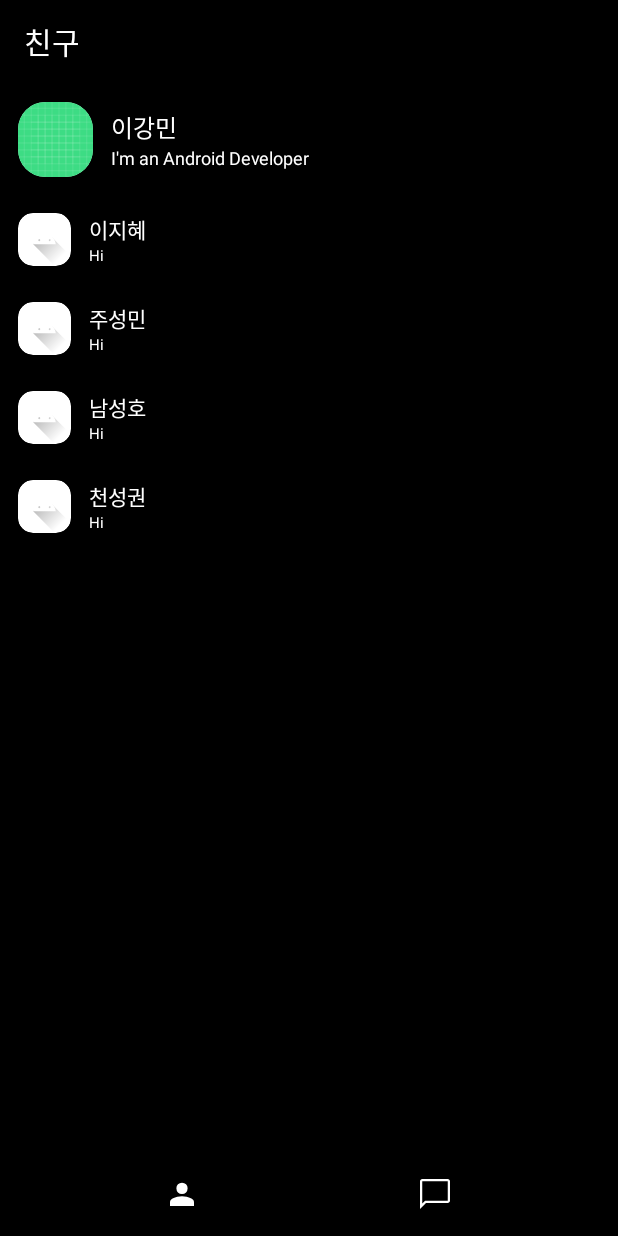
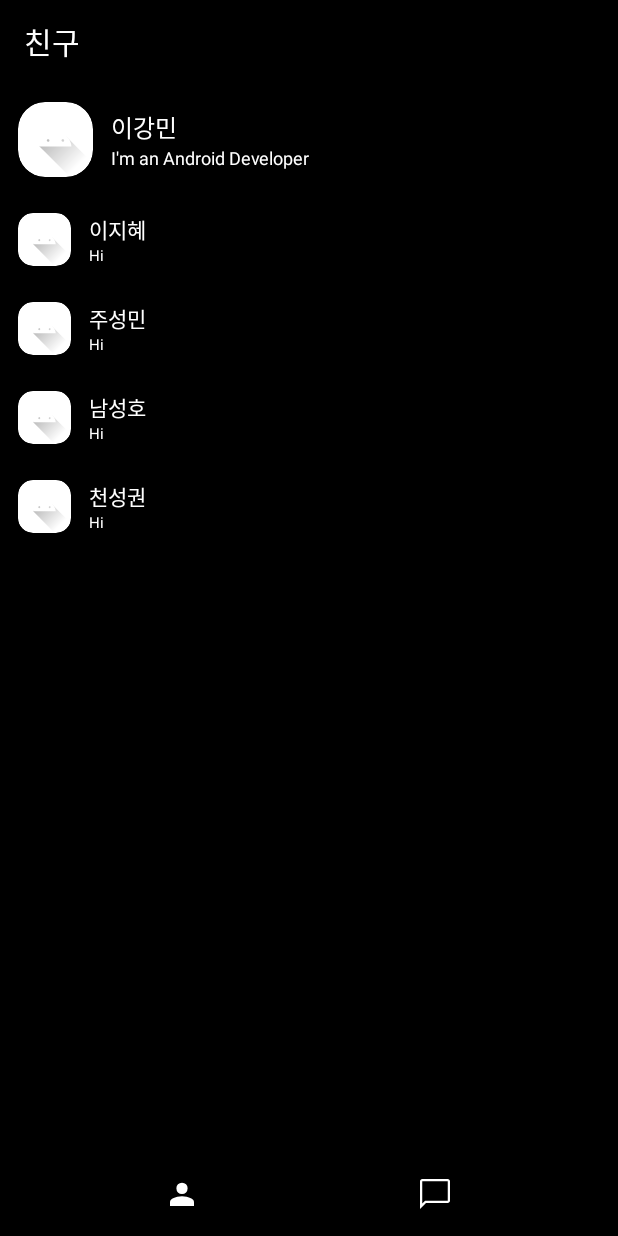
Before and after one commit to growbook91/SimpleChatApp, an Android app: the MainMenuFriendFragment screen opened directly, with no data from a screen before it, on a phone screen of 412 x 824 dp. Run offline under Robolectric (Android 15) with nearby library versions, the phone set to English and light mode, and no system bars.

```diff
--- a/app/src/main/AndroidManifest.xml
+++ b/app/src/main/AndroidManifest.xml
@@ -1,7 +1,7 @@
 <?xml version="1.0" encoding="utf-8"?>
 <manifest xmlns:android="http://schemas.android.com/apk/res/android"
     xmlns:tools="http://schemas.android.com/tools">
-
+    <uses-permission android:name="android.permission.READ_CONTACTS" />
     <application
         android:allowBackup="true"
         android:dataExtractionRules="@xml/data_extraction_rules"
--- a/app/src/main/java/com/github/growbook91/simplechatapp/ui/MainMenuFriendFragment.java
+++ b/app/src/main/java/com/github/growbook91/simplechatapp/ui/MainMenuFriendFragment.java
@@ -1,13 +1,20 @@
 package com.github.growbook91.simplechatapp.ui;
+
+import static com.github.growbook91.simplechatapp.data.UserModel.name;
+import static com.github.growbook91.simplechatapp.data.UserModel.status;
 
 import android.os.Bundle;
 
+import androidx.annotation.Nullable;
 import androidx.fragment.app.Fragment;
+import androidx.lifecycle.Observer;
 import androidx.recyclerview.widget.RecyclerView;
 
 import android.view.LayoutInflater;
 import android.view.View;
 import android.view.ViewGroup;
+import android.widget.TextView;
+import android.widget.Toast;
 
 import com.github.growbook91.simplechatapp.Friend;
 import com.github.growbook91.simplechatapp.FriendAdapter;
@@ -21,11 +28,42 @@ public class MainMenuFriendFragment extends Fragment {
         ViewGroup rootView = (ViewGroup)inflater.inflate(R.layout.fragment_main_menu_friend, container, false);
         initFriendList(rootView);
 
+        getUserProfile(rootView);
+
         return rootView;
     }
 
+    private void getUserProfile(ViewGroup rootView) {
+        TextView userName = rootView.findViewById(R.id.text_view_name);
+        TextView userStatus = rootView.findViewById(R.id.text_view_status);
+
+
+        final Observer<String> nameObserver = new Observer<String>() {
+            @Override
+            public void onChanged(@Nullable final String newName) {
+                // Update the UI, in this case, a TextView.
+                userName.setText(newName);
+            }
+        };
+
+        final Observer<String> statusObserver = new Observer<String>() {
+            @Override
+            public void onChanged(@Nullable final String newName) {
+                // Update the UI, in this case, a TextView.
+                userStatus.setText(newName);
+            }
+        };
+
+        name.observe(getViewLifecycleOwner(), nameObserver);
+        status.observe(getViewLifecycleOwner(), statusObserver);
+    }
+
+
     private void initFriendList(ViewGroup rootView) {
         RecyclerView friendList = rootView.findViewById(R.id.recycler_view_friends);
+
+
+
 
         Friend[] friends = {
                 new Friend("이지혜", "Hi", R.drawable.ic_launcher_foreground),
--- a/app/src/main/res/layout/fragment_main_menu_friend.xml
+++ b/app/src/main/res/layout/fragment_main_menu_friend.xml
@@ -53,7 +53,7 @@
                             android:layout_width="50dp"
                             android:layout_height="50dp"
                             android:scaleType="centerCrop"
-                            android:src="@drawable/ic_launcher_background" />
+                            android:src="@drawable/ic_launcher_foreground" />
 
                     </androidx.cardview.widget.CardView>
 
```
Also changed, not shown: app/src/main/java/com/github/growbook91/simplechatapp/data/UserModel.java (+27 -23 lines).
